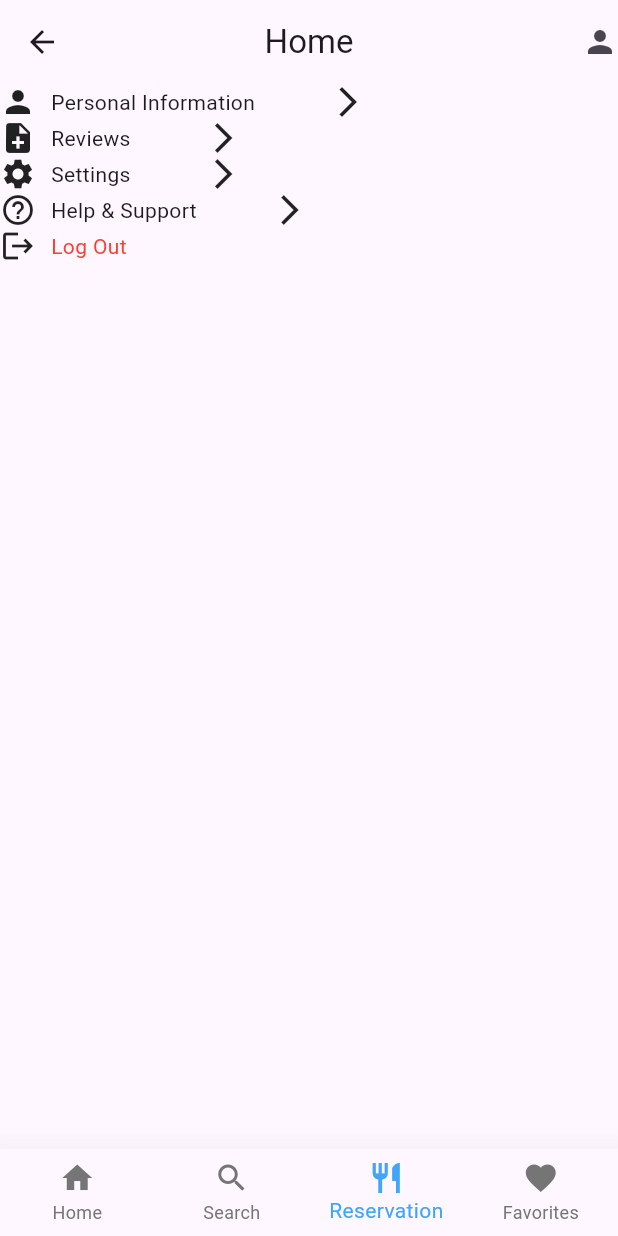
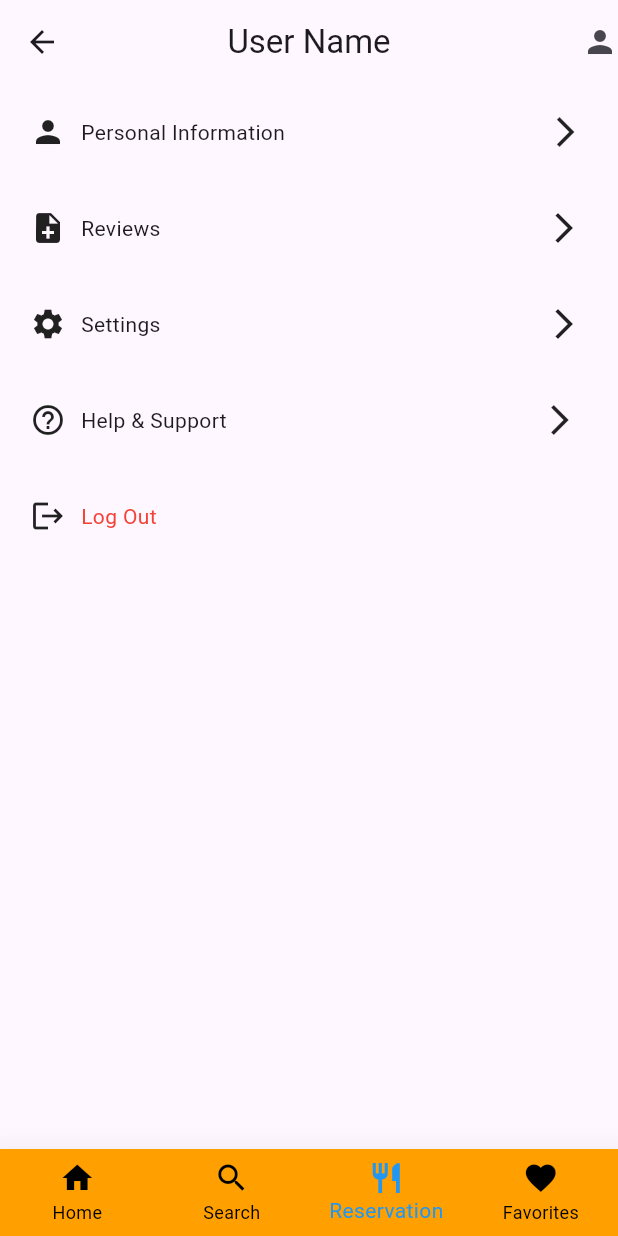
Before and after one commit to Aayush-prog/Adapt-Tech, a Flutter app: the MyWidget screen opened directly, item 3 of the bottom bar chosen, after a tap on "Personal Information", on a phone screen of 412 x 824 dp. Run offline on Flutter 3.47's test engine with Material 3 defaults, Android fonts, the phone set to English and light mode, and no system bars; our stand-ins replace calendar_date_picker2, flutter_carousel_widget, geolocator; missing offline and left inert: geocode.

```diff
--- a/lib/home/filter.dart
+++ b/lib/home/filter.dart
@@ -8,7 +8,7 @@ class FilterRestaurants extends StatelessWidget {
     return Container(
       margin: EdgeInsets.all(15),
       child: Column(
-        children: [Text("image here"), Text("Nepali")],
+        children: [Text('Image'), Text("Nepali")],
       ),
     );
   }
--- a/lib/home/offers.dart
+++ b/lib/home/offers.dart
@@ -46,6 +46,31 @@ class Offers extends StatelessWidget {
                       ),
                     ],
                   ),
+                ),
+                SizedBox(
+                  width: 20,
+                ),
+                Container(
+                  padding: EdgeInsets.all(8),
+                  decoration: BoxDecoration(color: Colors.grey[600]),
+                  child: Column(
+                    children: [
+                      Text(
+                        "10% off",
+                        style: TextStyle(
+                          fontSize: 17,
+                          fontWeight: FontWeight.bold,
+                          color: Colors.white,
+                        ),
+                      ),
+                      Text(
+                        "For the first Customers",
+                        style: TextStyle(
+                          color: Colors.white,
+                        ),
+                      ),
+                    ],
+                  ),
                 )
               ],
             )
--- a/lib/home/restaurant.dart
+++ b/lib/home/restaurant.dart
@@ -3,7 +3,7 @@ import 'package:flutter/material.dart';
 import 'package:flutter/painting.dart';
 import 'package:flutter/rendering.dart';
 import 'package:flutter/widgets.dart';
-import 'package:one_byte_foods/restaurantPage.dart';
+import 'package:one_byte_foods/restaurant/restaurantPage.dart';
 
 class Restaurant extends StatelessWidget {
   const Restaurant({super.key});
--- a/lib/main.dart
+++ b/lib/main.dart
@@ -1,7 +1,7 @@
 import 'package:flutter/material.dart';
 import 'package:one_byte_foods/home/search.dart';
-import 'package:one_byte_foods/landingpage.dart';
-import 'package:one_byte_foods/restaurantPage.dart';
+import 'package:one_byte_foods/nav/landingpage.dart';
+import 'package:one_byte_foods/restaurant/restaurantPage.dart';
 
 void main() {
   runApp(const MyApp());
--- a/lib/nav/favorites.dart
+++ b/lib/nav/favorites.dart
@@ -1,6 +1,6 @@
 import 'package:flutter/material.dart';
 import 'package:one_byte_foods/home/restaurant.dart';
-import 'package:one_byte_foods/login.dart';
+import 'package:one_byte_foods/user/login.dart';
 
 class Favorites extends StatelessWidget {
   const Favorites({super.key});
--- a/lib/nav/homepage.dart
+++ b/lib/nav/homepage.dart
@@ -1,3 +1,4 @@
+import 'package:flutter/cupertino.dart';
 import 'package:flutter/material.dart';
 import 'package:flutter/rendering.dart';
 import 'package:flutter/widgets.dart';
@@ -7,7 +8,7 @@ import 'package:one_byte_foods/home/luxury.dart';
 import 'package:one_byte_foods/home/offers.dart';
 import 'package:one_byte_foods/home/restaurant.dart';
 import 'package:one_byte_foods/home/search.dart';
-import 'package:one_byte_foods/login.dart';
+import 'package:one_byte_foods/user/login.dart';
 
 class Home extends StatefulWidget {
   Home({super.key});
@@ -55,8 +56,11 @@ class _HomeState extends State<Home> {
               ),
             ]),
           ),
-          const Row(
-            children: [Restaurant()],
+          SingleChildScrollView(
+            scrollDirection: Axis.horizontal,
+            child: const Row(
+              children: [Restaurant(), Restaurant(), Restaurant()],
+            ),
           ),
           const Offers(),
           Container(
@@ -70,10 +74,16 @@ class _HomeState extends State<Home> {
                       style:
                           TextStyle(fontWeight: FontWeight.bold, fontSize: 23)),
                 ),
-                Row(
-                  children: [
-                    Restaurant(),
-                  ],
+                SingleChildScrollView(
+                  scrollDirection: Axis.horizontal,
+                  child: Row(
+                    children: [
+                      Restaurant(),
+                      Restaurant(),
+                      Restaurant(),
+                      Restaurant(),
+                    ],
+                  ),
                 ),
               ],
             ),
--- a/lib/nav/navigatorpage.dart
+++ b/lib/nav/navigatorpage.dart
@@ -2,7 +2,7 @@ import 'package:flutter/material.dart';
 import 'package:one_byte_foods/nav/favorites.dart';
 import 'package:one_byte_foods/nav/homepage.dart';
 import 'package:one_byte_foods/nav/searchPage.dart';
-import 'package:one_byte_foods/nav/userProfile.dart';
+import 'package:one_byte_foods/user/userProfile.dart';
 
 class MyWidget extends StatefulWidget {
   const MyWidget({super.key});
@@ -39,10 +39,11 @@ class _MyWidgetState extends State<MyWidget> {
                 icon: Icon(Icons.favorite), label: 'Favorites'),
           ],
           type: BottomNavigationBarType.fixed,
-          selectedItemColor: Colors.blue[400],
-          unselectedItemColor: Colors.grey[600],
+          selectedItemColor: Colors.blue,
+          unselectedItemColor: Colors.black,
           elevation: 20,
           showUnselectedLabels: true,
+          backgroundColor: Colors.amber[700],
         ));
   }
 }
--- a/lib/nav/searchPage.dart
+++ b/lib/nav/searchPage.dart
@@ -2,7 +2,7 @@ import 'package:flutter/material.dart';
 import 'package:flutter/rendering.dart';
 import 'package:flutter/widgets.dart';
 import 'package:one_byte_foods/home/search.dart';
-import 'package:one_byte_foods/login.dart';
+import 'package:one_byte_foods/user/login.dart';
 
 class SearchPage extends StatelessWidget {
   const SearchPage({super.key});
--- a/lib/nav/userProfile.dart
+++ /dev/null
@@ -1,89 +0,0 @@
-import 'package:flutter/material.dart';
-import 'package:one_byte_foods/login.dart';
-
-class UserProfile extends StatelessWidget {
-  const UserProfile({super.key});
-
-  @override
-  Widget build(BuildContext context) {
-    return Scaffold(
-      appBar: AppBar(
-        centerTitle: true,
-        title: const Text("Home"),
-        actions: [
-          InkWell(
-              onTap: () {
-                Navigator.push(context,
-                    MaterialPageRoute(builder: (context) => const UserLogin()));
-              },
-              child: const Icon(Icons.person))
-        ],
-      ),
-      body: Column(
-        children: [
-          InkWell(
-            onTap: () {},
-            child: Row(
-              children: [
-                Icon(Icons.person),
-                SizedBox(width: 10),
-                Text("Personal Information"),
-                SizedBox(width: 50),
-                Icon(Icons.arrow_forward_ios)
-              ],
-            ),
-          ),
-          InkWell(
-            onTap: () {},
-            child: Row(
-              children: [
-                Icon(Icons.note_add),
-                SizedBox(width: 10),
-                Text("Reviews"),
-                SizedBox(width: 50),
-                Icon(Icons.arrow_forward_ios)
-              ],
-            ),
-          ),
-          InkWell(
-            onTap: () {},
-            child: Row(
-              children: [
-                Icon(Icons.settings),
-                SizedBox(width: 10),
-                Text("Settings"),
-                SizedBox(width: 50),
-                Icon(Icons.arrow_forward_ios)
-              ],
-            ),
-          ),
-          InkWell(
-            onTap: () {},
-            child: Row(
-              children: [
-                Icon(Icons.help_outline),
-                SizedBox(width: 10),
-                Text("Help & Support"),
-                SizedBox(width: 50),
-                Icon(Icons.arrow_forward_ios)
-              ],
-            ),
-          ),
-          InkWell(
-            onTap: () {},
-            child: Row(
-              children: [
-                Icon(Icons.logout),
-                SizedBox(width: 10),
-                Text(
-                  "Log Out",
-                  style: TextStyle(color: Colors.red),
-                ),
-              ],
-            ),
-          ),
-        ],
-      ),
-    );
-  }
-}
--- a/lib/restaurant/restaurantPage.dart
+++ b/lib/restaurant/restaurantPage.dart
@@ -6,6 +6,7 @@ import 'package:one_byte_foods/restaurant/imageGallery.dart';
 import 'package:one_byte_foods/restaurant/menu.dart';
 import 'package:one_byte_foods/restaurant/restaurantInfo.dart';
 import 'package:one_byte_foods/restaurant/reviews.dart';
+import 'package:one_byte_foods/user/login.dart';
 
 class RestaurantPage extends StatelessWidget {
   const RestaurantPage({super.key});
@@ -13,7 +14,20 @@ class RestaurantPage extends StatelessWidget {
   @override
   Widget build(BuildContext context) {
     return Scaffold(
-        appBar: AppBar(),
+        appBar: AppBar(
+          centerTitle: true,
+          title: const Text("Restaurant Name"),
+          actions: [
+            InkWell(
+                onTap: () {
+                  Navigator.push(
+                      context,
+                      MaterialPageRoute(
+                          builder: (context) => const UserLogin()));
+                },
+                child: const Icon(Icons.person))
+          ],
+        ),
         body: ListView(
           children: [
             ImgCarousel(),
--- a/lib/restaurant/reviews.dart
+++ b/lib/restaurant/reviews.dart
@@ -62,19 +62,35 @@ class _ReviewsState extends State<Reviews> {
                           )
                         ]),
                   ),
-                  Row(
+                  Padding(
+                    padding: const EdgeInsets.all(10),
+                    child: Row(
                       children: [
                         Column(
                           children: [Text("4"), Text("Food")],
                         ),
-                      Icon(Icons.border_right),
+                        VerticalDivider(
+                          width: 30,
+                          thickness: 50,
+                          // indent: 20,
+                          // endIndent: 0,
+                          color: Colors.black,
+                        ),
                         Column(
                           children: [Text("4.5"), Text("Service")],
+                        ),
+                        VerticalDivider(
+                          width: 30,
+                          thickness: 50,
+                          // indent: 20,
+                          // endIndent: 0,
+                          color: Colors.black,
                         ),
                         Column(
                           children: [Text("4"), Text("Ambience")],
                         ),
                       ],
+                    ),
                   )
                 ],
               )),
--- a/lib/user/login.dart
+++ b/lib/user/login.dart
@@ -1,5 +1,5 @@
 import 'package:flutter/material.dart';
-import 'package:one_byte_foods/signup.dart';
+import 'package:one_byte_foods/user/signup.dart';
 
 class UserLogin extends StatefulWidget {
   const UserLogin({super.key});
--- a/lib/user/signup.dart
+++ b/lib/user/signup.dart
@@ -1,6 +1,6 @@
 import 'package:flutter/material.dart';
 import 'package:flutter/widgets.dart';
-import 'package:one_byte_foods/login.dart';
+import 'package:one_byte_foods/user/login.dart';
 
 class UserSignUp extends StatefulWidget {
   const UserSignUp({super.key});
--- /dev/null
+++ b/lib/user/userProfile.dart
@@ -0,0 +1,104 @@
+import 'package:flutter/material.dart';
+import 'package:one_byte_foods/user/login.dart';
+
+class UserProfile extends StatelessWidget {
+  const UserProfile({super.key});
+
+  @override
+  Widget build(BuildContext context) {
+    return Scaffold(
+      appBar: AppBar(
+        centerTitle: true,
+        title: const Text("User Name"),
+        actions: [
+          InkWell(
+              onTap: () {
+                Navigator.push(context,
+                    MaterialPageRoute(builder: (context) => const UserLogin()));
+              },
+              child: const Icon(Icons.person))
+        ],
+      ),
+      body: Column(
+        children: [
+          Container(
+            margin: EdgeInsets.all(20),
+            child: InkWell(
+              onTap: () {},
+              child: Row(
+                children: [
+                  Icon(Icons.person),
+                  SizedBox(width: 10),
+                  Text("Personal Information"),
+                  SizedBox(width: 175),
+                  Icon(Icons.arrow_forward_ios)
+                ],
+              ),
+            ),
+          ),
+          Container(
+            margin: EdgeInsets.all(20),
+            child: InkWell(
+              onTap: () {},
+              child: Row(
+                children: [
+                  Icon(Icons.note_add),
+                  SizedBox(width: 10),
+                  Text("Reviews"),
+                  SizedBox(width: 257),
+                  Icon(Icons.arrow_forward_ios)
+                ],
+              ),
+            ),
+          ),
+          Container(
+            margin: EdgeInsets.all(20),
+            child: InkWell(
+              onTap: () {},
+              child: Row(
+                children: [
+                  Icon(Icons.settings),
+                  SizedBox(width: 10),
+                  Text("Settings"),
+                  SizedBox(width: 257),
+                  Icon(Icons.arrow_forward_ios)
+                ],
+              ),
+            ),
+          ),
+          Container(
+            margin: EdgeInsets.all(20),
+            child: InkWell(
+              onTap: () {},
+              child: Row(
+                children: [
+                  Icon(Icons.help_outline),
+                  SizedBox(width: 10),
+                  Text("Help & Support"),
+                  SizedBox(width: 210),
+                  Icon(Icons.arrow_forward_ios)
+                ],
+              ),
+            ),
+          ),
+          Container(
+            margin: EdgeInsets.all(20),
+            child: InkWell(
+              onTap: () {},
+              child: Row(
+                children: [
+                  Icon(Icons.logout),
+                  SizedBox(width: 10),
+                  Text(
+                    "Log Out",
+                    style: TextStyle(color: Colors.red),
+                  ),
+                ],
+              ),
+            ),
+          ),
+        ],
+      ),
+    );
+  }
+}
```
Also changed, not shown: assets/images/Nepali.jpeg (added), assets/images/restro.jpg (added). Lines whose indentation alone changed are shown as unchanged.
